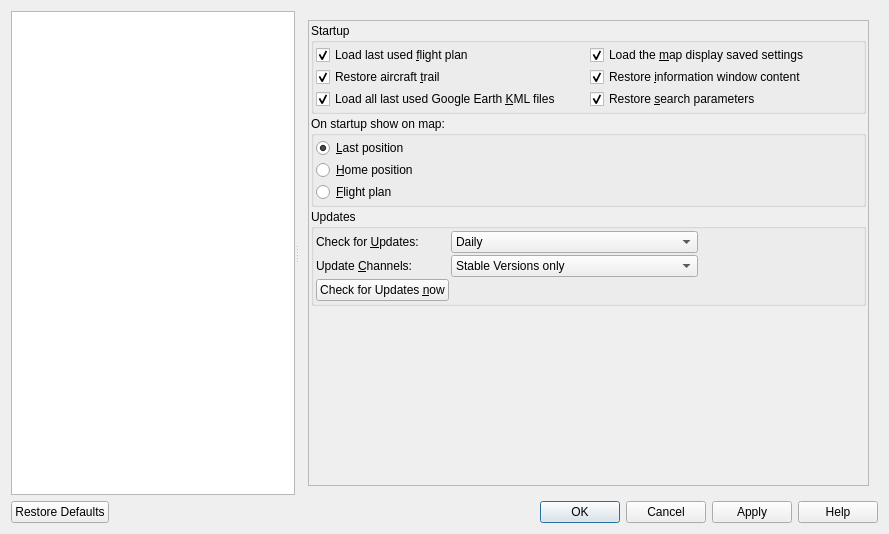
First picture: the form in src/options/options.ui, repository albar965/littlenavmap, before the edit.
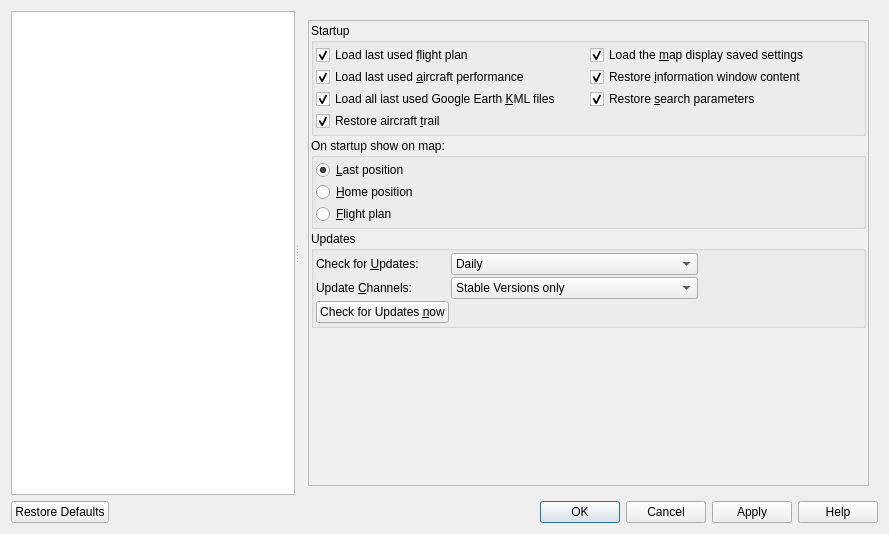
Second picture: the form after the edit.

Commit message: Added option to enable/disable loading of aircraft performance file.

```diff
--- a/src/options/options.ui
+++ b/src/options/options.ui
@@ -102,29 +102,6 @@
                <property name="spacing">
                 <number>2</number>
                </property>
-               <item row="1" column="0">
-                <widget class="QCheckBox" name="checkBoxOptionsStartupLoadTrail">
-                 <property name="toolTip">
-                  <string>Load the last flight trail flown</string>
-                 </property>
-                 <property name="text">
-                  <string>Restore aircraft &amp;trail</string>
-                 </property>
-                 <property name="checked">
-                  <bool>true</bool>
-                 </property>
-                </widget>
-               </item>
-               <item row="2" column="0">
-                <widget class="QCheckBox" name="checkBoxOptionsStartupLoadKml">
-                 <property name="text">
-                  <string>Load all last used Google Earth &amp;KML files</string>
-                 </property>
-                 <property name="checked">
-                  <bool>true</bool>
-                 </property>
-                </widget>
-               </item>
                <item row="0" column="0">
                 <widget class="QCheckBox" name="checkBoxOptionsStartupLoadRoute">
                  <property name="text">
@@ -135,6 +112,16 @@
                  </property>
                 </widget>
                </item>
+               <item row="1" column="0">
+                <widget class="QCheckBox" name="checkBoxOptionsStartupLoadPerf">
+                 <property name="text">
+                  <string>Load last used &amp;aircraft performance</string>
+                 </property>
+                 <property name="checked">
+                  <bool>true</bool>
+                 </property>
+                </widget>
+               </item>
                <item row="0" column="1">
                 <widget class="QCheckBox" name="checkBoxOptionsStartupLoadMapSettings">
                  <property name="toolTip">
@@ -148,6 +135,29 @@
                  </property>
                 </widget>
                </item>
+               <item row="3" column="0">
+                <widget class="QCheckBox" name="checkBoxOptionsStartupLoadTrail">
+                 <property name="toolTip">
+                  <string>Load the last flight trail flown</string>
+                 </property>
+                 <property name="text">
+                  <string>Restore aircraft &amp;trail</string>
+                 </property>
+                 <property name="checked">
+                  <bool>true</bool>
+                 </property>
+                </widget>
+               </item>
+               <item row="2" column="0">
+                <widget class="QCheckBox" name="checkBoxOptionsStartupLoadKml">
+                 <property name="text">
+                  <string>Load all last used Google Earth &amp;KML files</string>
+                 </property>
+                 <property name="checked">
+                  <bool>true</bool>
+                 </property>
+                </widget>
+               </item>
                <item row="1" column="1">
                 <widget class="QCheckBox" name="checkBoxOptionsStartupLoadInfoContent">
                  <property name="toolTip">
```
Left out of the diff: 3 changed lines with no effect on the pictures. The commit also changes 4 other files.
